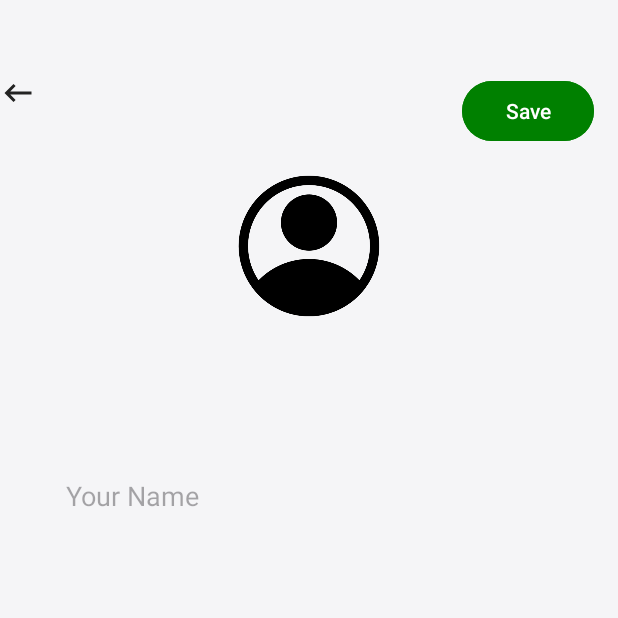
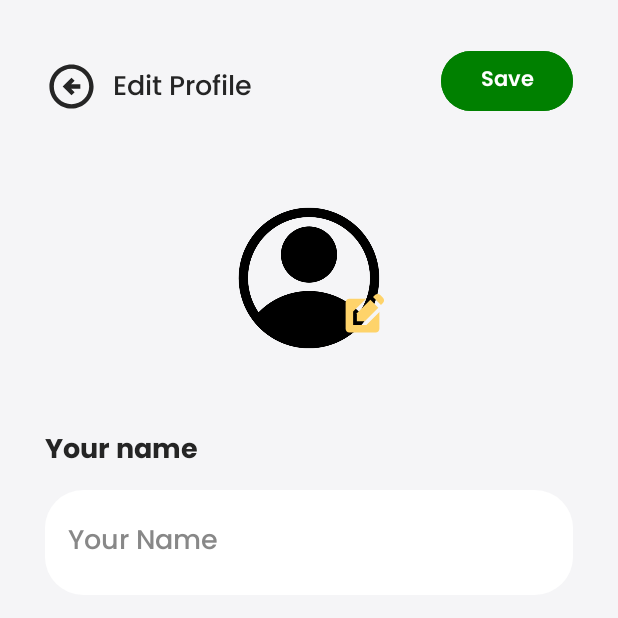
Before and after one commit to AnthonioMasbroo/Projek-MAP-UAS, an Android app: the EditProfileActivity screen opened directly, with no data from a screen before it, on a phone screen of 412 x 824 dp, the top half of it. Run offline under Robolectric (Android 15) with nearby library versions, the phone set to English and light mode, and no system bars.

Commit message:
edit add project & profile page

```diff
--- /dev/null
+++ b/app/src/main/res/drawable/baseline_edit_square_24.xml
@@ -0,0 +1,9 @@
+<vector xmlns:android="http://schemas.android.com/apk/res/android" android:height="24dp" android:tint="#FED36A" android:viewportHeight="24" android:viewportWidth="24" android:width="24dp">
+
+    <path android:fillColor="@android:color/white" android:pathData="M7,17V9.93L13.93,3l0,0H5C3.9,3 3,3.9 3,5v14c0,1.1 0.9,2 2,2h14c1.1,0 2,-0.9 2,-2v-8.93L14.07,17H7z"/>
+
+    <path android:fillColor="@android:color/white" android:pathData="M9,15l4.24,0l7.2,-7.2l-4.24,-4.24l-7.2,7.2z"/>
+
+    <path android:fillColor="@android:color/white" android:pathData="M22.91,2.49l-1.41,-1.41c-0.78,-0.78 -2.05,-0.78 -2.83,0l-1.06,1.06l4.24,4.24l1.06,-1.06C23.7,4.54 23.7,3.27 22.91,2.49z"/>
+
+</vector>
--- /dev/null
+++ b/app/src/main/res/drawable/outline_arrow_circle_left_24.xml
@@ -0,0 +1,5 @@
+<vector xmlns:android="http://schemas.android.com/apk/res/android" android:height="24dp" android:tint="#252525" android:viewportHeight="24" android:viewportWidth="24" android:width="24dp">
+
+    <path android:fillColor="@android:color/white" android:pathData="M2,12c0,5.52 4.48,10 10,10c5.52,0 10,-4.48 10,-10S17.52,2 12,2C6.48,2 2,6.48 2,12zM20,12c0,4.42 -3.58,8 -8,8c-4.42,0 -8,-3.58 -8,-8s3.58,-8 8,-8C16.42,4 20,7.58 20,12zM8,12l4,-4l1.41,1.41L11.83,11H16v2h-4.17l1.59,1.59L12,16L8,12z"/>
+
+</vector>
--- a/app/src/main/res/drawable/rounded_bg.xml
+++ b/app/src/main/res/drawable/rounded_bg.xml
@@ -1,4 +1,6 @@
 <?xml version="1.0" encoding="utf-8"?>
-<selector xmlns:android="http://schemas.android.com/apk/res/android">
-
-</selector>
+<shape android:shape="rectangle" xmlns:android="http://schemas.android.com/apk/res/android">
+    <solid android:color="#FFFFFF" />
+    <corners android:radius="25dp" />
+    <padding android:left="20dp" android:right="20dp" android:top="20dp" android:bottom="14dp" />
+</shape>
--- a/app/src/main/res/layout/activity_edit_profile.xml
+++ b/app/src/main/res/layout/activity_edit_profile.xml
@@ -8,61 +8,99 @@
     tools:context=".EditProfileActivity">
 
     <!-- Tombol Kembali -->
-    <ImageButton
+    <ImageView
         android:id="@+id/backButton"
+        android:layout_width="35dp"
+        android:layout_height="35dp"
+        android:layout_marginTop="40dp"
+        android:layout_marginStart="30dp"
+        android:background="@drawable/outline_arrow_circle_left_24"
+        app:layout_constraintTop_toTopOf="parent"
+        app:layout_constraintStart_toStartOf="parent"
+        tools:layout_editor_absoluteX="30dp"
+        tools:ignore="MissingConstraints" />
+
+    <TextView
+        android:id="@+id/editProfileTitle"
         android:layout_width="wrap_content"
         android:layout_height="wrap_content"
-        android:layout_marginTop="50dp"
-        android:background="?attr/selectableItemBackgroundBorderless"
-        android:src="@drawable/ic_back"
-        android:contentDescription="image"
-        app:layout_constraintTop_toTopOf="parent"
-        tools:ignore="MissingConstraints,TouchTargetSizeCheck"
-        tools:layout_editor_absoluteX="25dp" />
+        android:layout_marginTop="43dp"
+        android:layout_marginLeft="10dp"
+        android:text="Edit Profile"
+        android:textSize="18sp"
+        android:textColor="@color/tv_color"
+        android:fontFamily="@font/poppinsmedium"
+        app:layout_constraintLeft_toRightOf="@id/backButton"
+        app:layout_constraintTop_toTopOf="parent" />
 
-    <!-- Gambar Profil -->
+    <!-- Button Save -->
+    <Button
+        android:id="@+id/saveButton"
+        android:layout_width="wrap_content"
+        android:layout_height="wrap_content"
+        android:layout_marginTop="30dp"
+        android:layout_marginEnd="30dp"
+        android:backgroundTint="@color/green"
+        android:fontFamily="@font/poppinssemibold"
+        android:textSize="14sp"
+        android:text="Save"
+        android:textColor="#FFFFFF"
+        app:layout_constraintEnd_toEndOf="parent"
+        app:layout_constraintTop_toTopOf="parent" />
 
+    <!-- Edit Profil Picture -->
     <ImageView
         android:id="@+id/editProfileImage"
         android:layout_width="100dp"
         android:layout_height="100dp"
-        android:layout_marginTop="40dp"
+        android:layout_marginTop="60dp"
         android:src="@drawable/account_3033143"
         app:layout_constraintTop_toBottomOf="@id/backButton"
         app:layout_constraintEnd_toEndOf="parent"
         app:layout_constraintStart_toStartOf="parent" />
 
-    <!-- Nama Edit -->
+    <ImageView
+        android:id="@+id/editProfileImageIcon"
+        android:layout_width="30dp"
+        android:layout_height="30dp"
+        android:layout_marginTop="120dp"
+        android:layout_marginEnd="155dp"
+        android:background="@drawable/baseline_edit_square_24"
+        app:layout_constraintTop_toBottomOf="@id/backButton"
+        app:layout_constraintEnd_toEndOf="parent" />
+
+    <!-- Edit Username -->
+    <TextView
+        android:id="@+id/editUsername"
+        android:layout_width="wrap_content"
+        android:layout_height="wrap_content"
+        android:layout_marginStart="30dp"
+        android:layout_marginTop="50dp"
+        android:text="Your name"
+        android:textSize="18sp"
+        android:textColor="@color/tv_color"
+        android:fontFamily="@font/poppinsbold"
+        app:layout_constraintEnd_toEndOf="parent"
+        app:layout_constraintHorizontal_bias="0.000"
+        app:layout_constraintStart_toStartOf="parent"
+        app:layout_constraintTop_toBottomOf="@id/editProfileImage" />
+
     <EditText
         android:id="@+id/editProfileName"
         android:layout_width="0dp"
-        android:layout_height="wrap_content"
-        android:layout_marginStart="32dp"
-        android:layout_marginTop="92dp"
-        android:layout_marginEnd="32dp"
+        android:layout_height="70dp"
+        android:layout_marginStart="30dp"
+        android:layout_marginTop="10dp"
+        android:layout_marginEnd="30dp"
         android:background="@drawable/rounded_bg"
+        android:textColorHint="@color/gray"
         android:hint="Your Name"
-        android:padding="12dp"
+        android:padding="15dp"
         android:textSize="18sp"
+        android:fontFamily="@font/poppinsmedium"
         app:layout_constraintEnd_toEndOf="parent"
         app:layout_constraintHorizontal_bias="0.0"
         app:layout_constraintStart_toStartOf="parent"
-        app:layout_constraintTop_toBottomOf="@id/editProfileImage" />
-
-    <!-- Tombol Simpan -->
-
-    <Button
-        android:id="@+id/saveButton"
-        android:layout_width="wrap_content"
-        android:layout_height="wrap_content"
-        android:layout_marginTop="50dp"
-        android:layout_marginEnd="16dp"
-        android:backgroundTint="@color/green"
-        android:text="Save"
-        android:textColor="#FFFFFF"
-        app:layout_constraintEnd_toEndOf="parent"
-        app:layout_constraintTop_toTopOf="parent" />
-
-
+        app:layout_constraintTop_toBottomOf="@id/editUsername" />
 
 </androidx.constraintlayout.widget.ConstraintLayout>
--- a/app/src/main/res/values/colors.xml
+++ b/app/src/main/res/values/colors.xml
@@ -9,6 +9,7 @@
     <color name="goto_color">#55847A</color>
     <color name="green">#008000</color>
     <color name="red">#ff2c2c</color>
+    <color name="logout">#FF4040</color>
     <color name="input_date">#455A64</color>
     <color name="button_add_project">#F0B646</color>
     <color name="gray">#888888</color>
--- a/app/src/main/res/values/themes.xml
+++ b/app/src/main/res/values/themes.xml
@@ -105,8 +105,7 @@
     </style>
 
     <style name="input_date">
-        <item name="android:layout_marginLeft">80dp</item>
-        <item name="android:layout_marginRight">150dp</item>
+        <item name="android:layout_marginStart">80dp</item>
         <item name="android:layout_marginTop">35dp</item>
         <item name="android:textSize">16sp</item>
     </style>
```
Also changed, not shown: app/src/main/res/layout/fragment_add_project.xml (+6 -7 lines), app/src/main/res/layout/fragment_profile.xml (+16 -18 lines).
